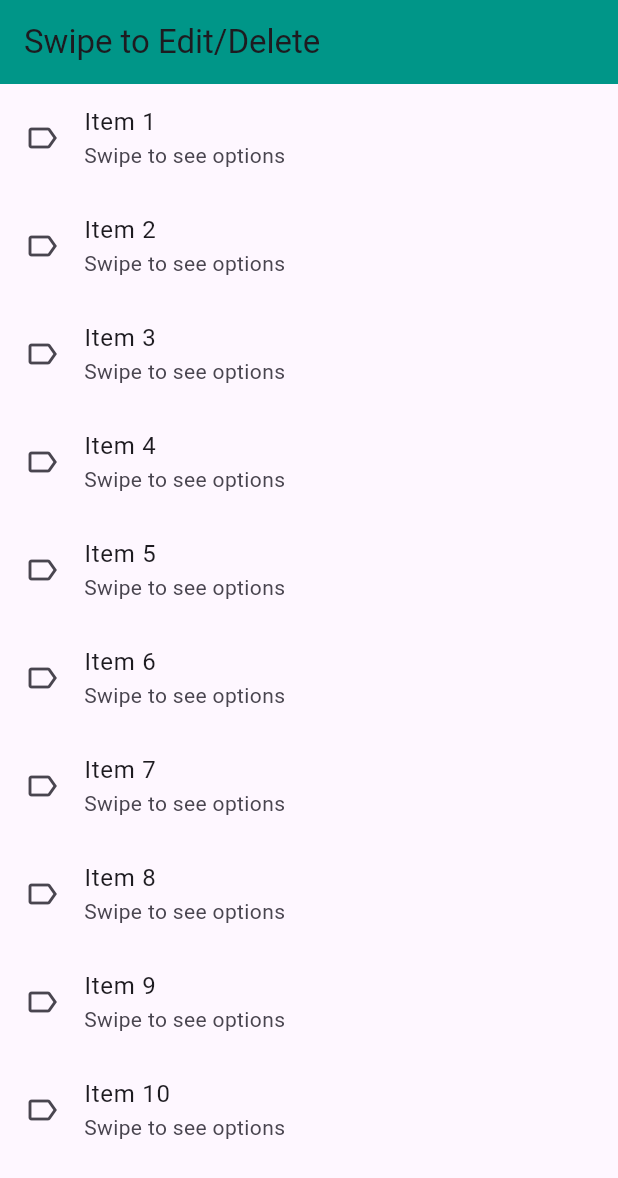
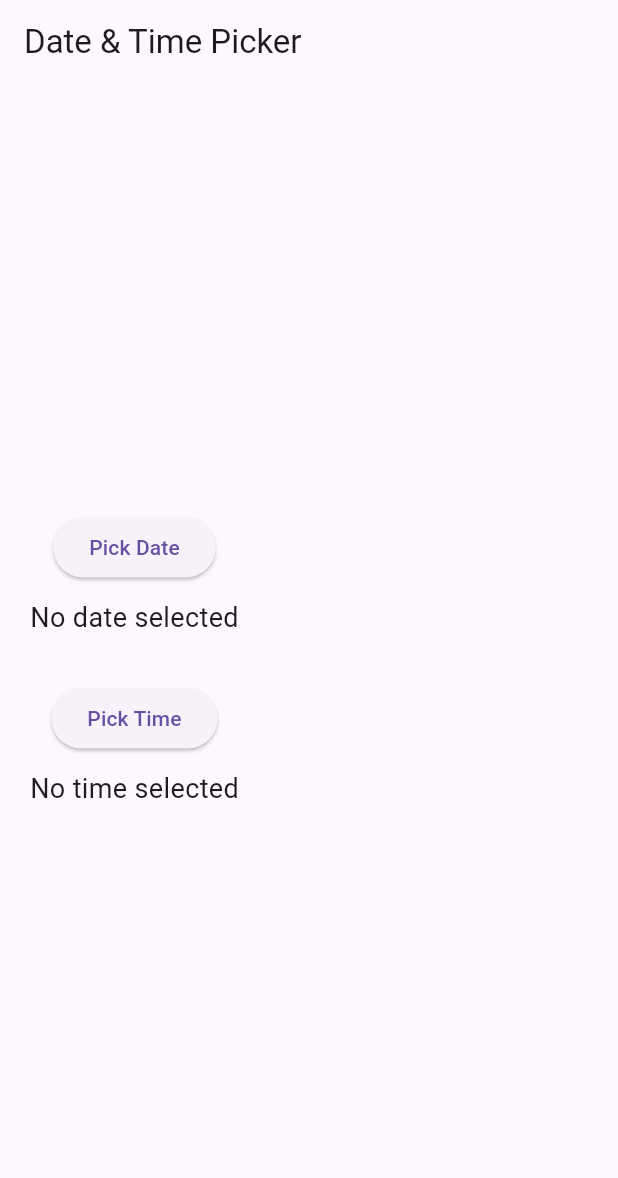
Before and after one commit to noobarafat/MAD_TrackerSheet, a Flutter app: the screen it shows after launch, on a phone screen of 412 x 824 dp. Shown: the top 1178 px of the screen. Run offline on Flutter 3.47's test engine with Material 3 defaults, Android fonts, the phone set to English and light mode, and no system bars.

Commit message:
P15: App to pick date & time

```diff
--- a/lib/main.dart
+++ b/lib/main.dart
@@ -1,103 +1,91 @@
 import 'package:flutter/material.dart';
+import 'package:intl/intl.dart';
 
-void main() {
-  runApp(const MyApp());
-}
+void main() => runApp(DateTimePickerApp());
 
-class MyApp extends StatelessWidget {
-  const MyApp({super.key});
-
+class DateTimePickerApp extends StatelessWidget {
   @override
   Widget build(BuildContext context) {
     return MaterialApp(
-      title: 'Swipe List Demo',
       debugShowCheckedModeBanner: false,
-      home: const SwipeListPage(),
+      title: 'Date & Time Picker',
+      theme: ThemeData(
+        primarySwatch: Colors.blue,
+      ),
+      home: DateTimePickerScreen(),
     );
   }
 }
 
-class SwipeListPage extends StatefulWidget {
-  const SwipeListPage({super.key});
-
+class DateTimePickerScreen extends StatefulWidget {
   @override
-  State<SwipeListPage> createState() => _SwipeListPageState();
+  _DateTimePickerScreenState createState() => _DateTimePickerScreenState();
 }
 
-class _SwipeListPageState extends State<SwipeListPage> {
-  List<String> items = List.generate(10, (index) => 'Item ${index + 1}');
+class _DateTimePickerScreenState extends State<DateTimePickerScreen> {
+  DateTime? selectedDate;
+  TimeOfDay? selectedTime;
+
+  String get formattedDate => selectedDate != null
+      ? DateFormat.yMMMMd().format(selectedDate!)
+      : 'No date selected';
+
+  String get formattedTime => selectedTime != null
+      ? selectedTime!.format(context)
+      : 'No time selected';
+
+  Future<void> _pickDate() async {
+    final DateTime? date = await showDatePicker(
+      context: context,
+      initialDate: DateTime.now(),
+      firstDate: DateTime(2000),
+      lastDate: DateTime(2101),
+    );
+    if (date != null) {
+      setState(() {
+        selectedDate = date;
+      });
+    }
+  }
+
+  Future<void> _pickTime() async {
+    final TimeOfDay? time = await showTimePicker(
+      context: context,
+      initialTime: TimeOfDay.now(),
+    );
+    if (time != null) {
+      setState(() {
+        selectedTime = time;
+      });
+    }
+  }
 
   @override
   Widget build(BuildContext context) {
     return Scaffold(
       appBar: AppBar(
-        title: const Text("Swipe to Edit/Delete"),
-        backgroundColor: Colors.teal,
+        title: Text('Date & Time Picker'),
       ),
-      body: ListView.builder(
-        itemCount: items.length,
-        itemBuilder: (context, index) {
-          final item = items[index];
-
-          return Dismissible(
-            key: Key(item),
-            background: swipeActionLeft(),
-            secondaryBackground: swipeActionRight(),
-            confirmDismiss: (direction) async {
-              if (direction == DismissDirection.endToStart) {
-                bool confirm = await _showConfirmationDialog(context, "Delete", item);
-                if (confirm) {
-                  setState(() {
-                    items.removeAt(index);
-                  });
-                }
-                return confirm;
-              } else {
-                ScaffoldMessenger.of(context).showSnackBar(
-                  SnackBar(content: Text("Edit tapped on $item")),
-                );
-                return false;
-              }
-            },
-            child: ListTile(
-              title: Text(item),
-              subtitle: const Text("Swipe to see options"),
-              leading: const Icon(Icons.label_outline),
+      body: Padding(
+        padding: const EdgeInsets.all(20.0),
+        child: Column(
+          mainAxisAlignment: MainAxisAlignment.center,
+          children: [
+            ElevatedButton(
+              onPressed: _pickDate,
+              child: Text('Pick Date'),
             ),
-          );
-        },
-      ),
-    );
-  }
-
-  Widget swipeActionLeft() {
-    return Container(
-      alignment: Alignment.centerLeft,
-      padding: const EdgeInsets.symmetric(horizontal: 20),
-      color: Colors.blue,
-      child: const Icon(Icons.edit, color: Colors.white, size: 30),
-    );
-  }
-
-  Widget swipeActionRight() {
-    return Container(
-      alignment: Alignment.centerRight,
-      padding: const EdgeInsets.symmetric(horizontal: 20),
-      color: Colors.red,
-      child: const Icon(Icons.delete, color: Colors.white, size: 30),
-    );
-  }
-
-  Future<bool> _showConfirmationDialog(BuildContext context, String action, String item) async {
-    return await showDialog(
-      context: context,
-      builder: (context) => AlertDialog(
-        title: Text("$action Confirmation"),
-        content: Text("Are you sure you want to $action \"$item\"?"),
-        actions: [
-          TextButton(onPressed: () => Navigator.of(context).pop(false), child: const Text("Cancel")),
-          TextButton(onPressed: () => Navigator.of(context).pop(true), child: const Text("Yes")),
-        ],
+            SizedBox(height: 10),
+            Text(formattedDate, style: TextStyle(fontSize: 18)),
+            SizedBox(height: 30),
+            ElevatedButton(
+              onPressed: _pickTime,
+              child: Text('Pick Time'),
+            ),
+            SizedBox(height: 10),
+            Text(formattedTime, style: TextStyle(fontSize: 18)),
+          ],
+        ),
       ),
     );
   }
```
